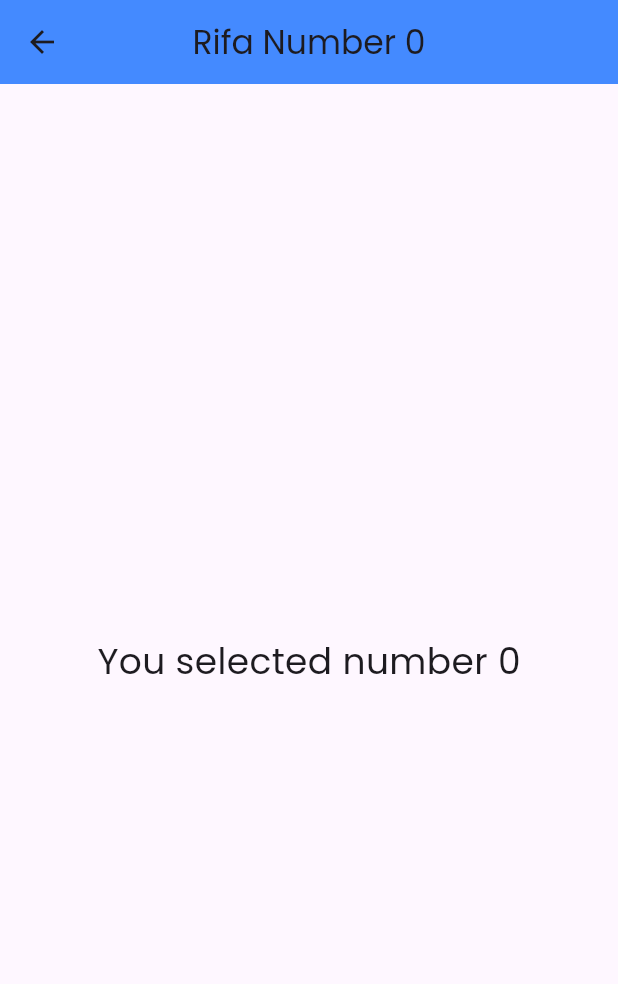
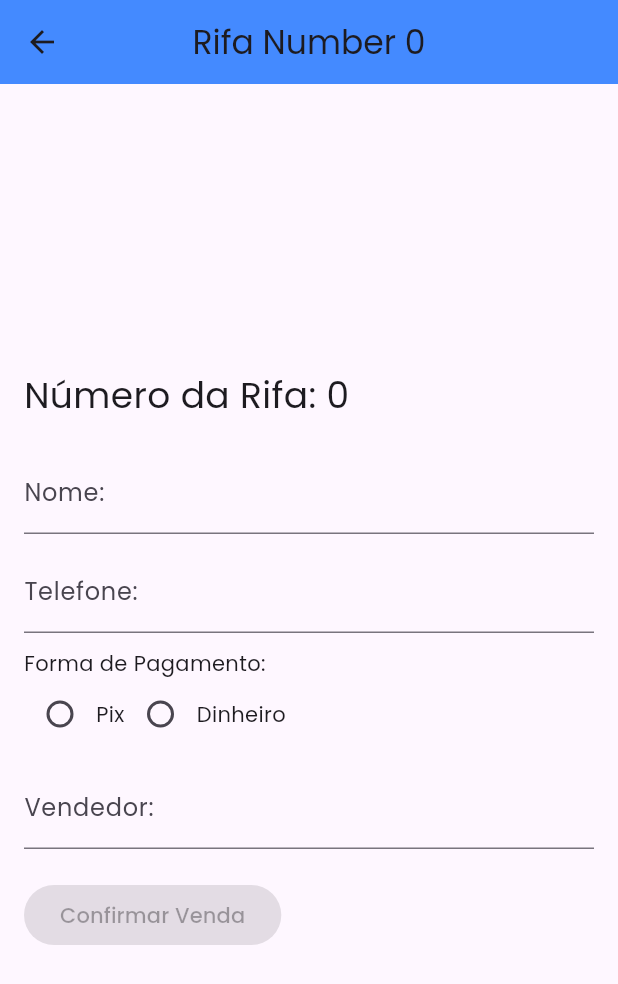
Before and after one commit to PIETRO6806/RifaLiceuFlutter, a Flutter app: the RifaPage screen opened directly with empty values, on a phone screen of 412 x 824 dp. Shown: the top 984 px of the screen. Run offline on Flutter 3.47's test engine with Material 3 defaults, Android fonts, the phone set to English and light mode, and no system bars.

Commit message:
rifa page modified

```diff
--- a/lib/pages/rifa.dart
+++ b/lib/pages/rifa.dart
@@ -1,6 +1,25 @@
 import 'package:flutter/material.dart';
 
-class RifaPage extends StatelessWidget {
+class RifaPage extends StatefulWidget {
+  @override
+  _RifaPageState createState() => _RifaPageState();
+}
+
+class _RifaPageState extends State<RifaPage> {
+  // Additional controllers for the input fields
+  final TextEditingController nomeController = TextEditingController();
+  final TextEditingController telefoneController = TextEditingController();
+  String? formaPagamento; // Default value for Forma de Pagamento is null
+  final TextEditingController vendedorController = TextEditingController();
+
+  bool isButtonEnabled() {
+    // Check if all required fields are filled
+    return nomeController.text.isNotEmpty &&
+        telefoneController.text.isNotEmpty &&
+        vendedorController.text.isNotEmpty &&
+        formaPagamento != null; // Forma de Pagamento must be selected;
+  }
+
   @override
   Widget build(BuildContext context) {
     // Get the selected index from the arguments
@@ -12,10 +31,75 @@ class RifaPage extends StatelessWidget {
         backgroundColor: Colors.blueAccent,
         centerTitle: true,
       ),
-      body: Center(
-        child: Text(
-          'You selected number $index',
-          style: TextStyle(fontSize: 24.0),
+      body: Padding(
+        padding: const EdgeInsets.all(16.0),
+        child: Column(
+          mainAxisAlignment: MainAxisAlignment.center,
+          crossAxisAlignment: CrossAxisAlignment.start,
+          children: [
+            Text(
+              'Número da Rifa: $index',
+              style: TextStyle(fontSize: 24.0),
+            ),
+            SizedBox(height: 20.0),
+            // Input field for Nome
+            TextFormField(
+              controller: nomeController,
+              decoration: InputDecoration(labelText: 'Nome:'),
+            ),
+            SizedBox(height: 10.0),
+            // Input field for Telefone
+            TextFormField(
+              controller: telefoneController,
+              decoration: InputDecoration(labelText: 'Telefone:'),
+            ),
+            SizedBox(height: 10.0),
+            // Radio buttons for Forma de Pagamento
+            Text('Forma de Pagamento:'),
+            Row(
+              children: [
+                Radio(
+                  value: 'Pix',
+                  groupValue: formaPagamento,
+                  onChanged: (value) {
+                    setState(() {
+                      formaPagamento = value as String;
+                    });
+                  },
+                ),
+                Text('Pix'),
+                Radio(
+                  value: 'Dinheiro',
+                  groupValue: formaPagamento,
+                  onChanged: (value) {
+                    setState(() {
+                      formaPagamento = value as String;
+                    });
+                  },
+                ),
+                Text('Dinheiro'),
+              ],
+            ),
+            SizedBox(height: 10.0),
+            // Input field for Vendedor's name
+            TextFormField(
+              controller: vendedorController,
+              decoration: InputDecoration(labelText: "Vendedor:"),
+            ),
+            SizedBox(height: 20.0),
+            // Button to confirm venda
+            ElevatedButton(
+              onPressed: isButtonEnabled()
+                  ? () {
+                // Perform venda confirmation logic here
+                // You can access the filled values using the controllers
+                // For example: nomeController.text, telefoneController.text, etc.
+                // You may also navigate to a confirmation page or show a dialog.
+              }
+                  : null,
+              child: Text('Confirmar Venda'),
+            ),
+          ],
         ),
       ),
     );
```
